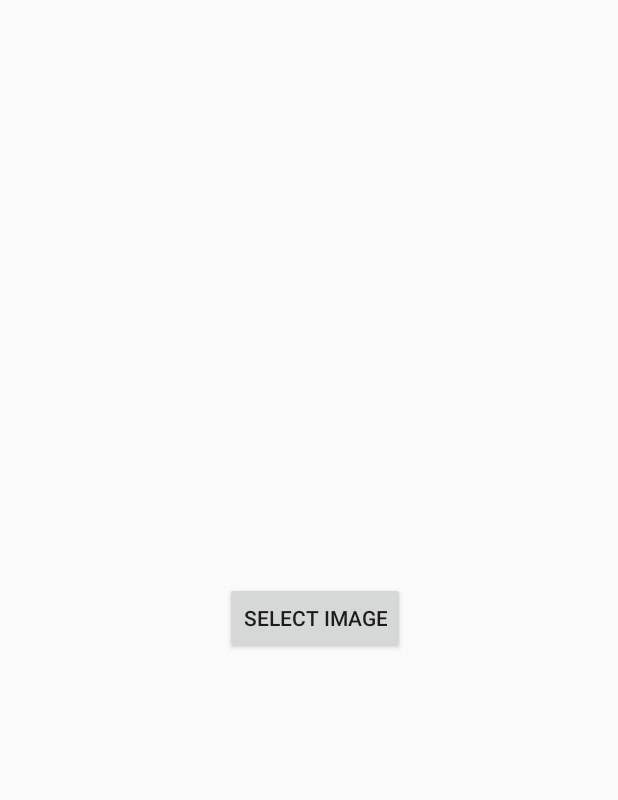
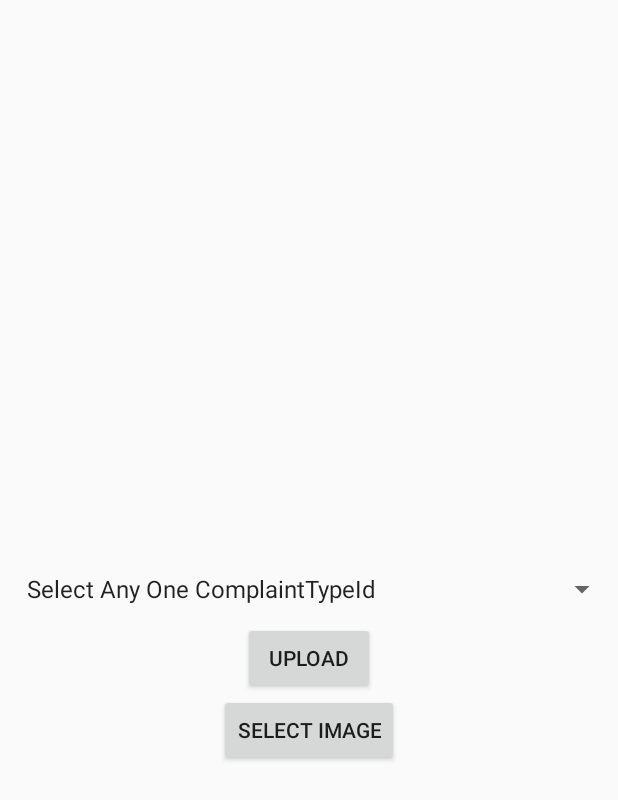
Before and after one commit to Gopalaanji/PickGalleryImage, an Android app: the screen it shows after launch (MainActivity), on a phone screen of 412 x 824 dp. Shown: the top 800 px of the screen. Run offline under Robolectric (Android 15) with nearby library versions, the phone set to English and light mode, and no system bars.

Commit message:
bg finesh

```diff
--- a/app/src/main/AndroidManifest.xml
+++ b/app/src/main/AndroidManifest.xml
@@ -4,7 +4,7 @@
 
     <uses-permission android:name="android.permission.MEDIA_CONTENT_CONTROL"></uses-permission>
     <uses-permission android:name="android.permission.READ_EXTERNAL_STORAGE"></uses-permission>
-
+<uses-permission android:name="android.permission.WRITE_EXTERNAL_STORAGE"/>
     <uses-permission android:name="android.permission.INTERNET"/>
     <application
         android:allowBackup="true"
--- a/app/src/main/java/com/laurel/up/MainActivity.java
+++ b/app/src/main/java/com/laurel/up/MainActivity.java
@@ -17,10 +17,12 @@ import android.view.LayoutInflater;
 import android.view.View;
 import android.view.ViewGroup;
 import android.widget.BaseAdapter;
+import android.widget.Button;
 import android.widget.CheckBox;
 import android.widget.GridView;
 import android.widget.ImageView;
 import android.widget.ProgressBar;
+import android.widget.Spinner;
 import android.widget.TextView;
 import android.widget.Toast;
 
@@ -34,7 +36,13 @@ import org.apache.http.impl.client.DefaultHttpClient;
 import org.apache.http.util.EntityUtils;
 
 import java.io.File;
+import java.io.FileInputStream;
+import java.io.FileNotFoundException;
+import java.io.FileOutputStream;
 import java.io.IOException;
+import java.io.InputStream;
+import java.io.OutputStream;
+import java.nio.channels.FileChannel;
 import java.util.ArrayList;
 
 /**
@@ -46,83 +54,51 @@ public class MainActivity extends Activity {
     private Bitmap[] thumbnails;
     private boolean[] thumbnailsselection;
     private String[] arrPath;
-    // private ImageAdapter imageAdapter;
+
     private static final int MY_INTENT_CLICK = 302;
     static String picturePath;
-    CheckBox check;
+    Spinner complaintTypeId;
     ArrayList<String> f = new ArrayList<String>();// list of file paths
     File[] listFile;
     public static final int REQUEST_CODE = 1;
+    ImageView imageView;
+    Button upload, selectimage;
 
-    /**
-     * Called when the activity is first created.
-     */
     @Override
     public void onCreate(Bundle savedInstanceState) {
         super.onCreate(savedInstanceState);
         setContentView(R.layout.activity_main);
-        getFromSdcard();
-        // GridView imagegrid = (GridView) findViewById(R.id.PhoneImageGrid);
-        // ImageView Image = (ImageView) findViewById(R.id.thumbImage);
-        // check = (CheckBox) findViewById(R.id.itemCheckBox);
-        //  imageAdapter = new ImageAdapter();
-        //  imagegrid.setAdapter(imageAdapter);
-      /*  check.setOnClickListener(new View.OnClickListener() {
+        imageView = (ImageView) findViewById(R.id.image);
+        complaintTypeId = (Spinner) findViewById(R.id.ctype);
+        selectimage = (Button) findViewById(R.id.select);
+        // getFromSdcard();
 
-            @Override
-            public void onClick(View v) {
-               // Toast.makeText(this, "hai", Toast.LENGTH_LONG).show();
+    }
 
-            }
-        });*/
+
+    public void select(View view) {
 
 /*
+      File file = new File(android.os.Environment.getExternalStorageDirectory(), "/gStorage/snapshot");
+        Intent intent = new Intent();
 
-        Image.setOnClickListener(new View.OnClickListener() {
-            public void onClick(View v) {
-                // your code here
-            }
-        });
-*/
-    }
-
-    // public static final REQUEST_CODE = 1;
-    public void select(View view) {
-
-
-        File file = new File(android.os.Environment.getExternalStorageDirectory(), "/gStorage/snapshot");
-        Intent intent = new Intent();
-       // intent.setType("*/*");
 
            Uri uri = Uri.parse(Environment.getExternalStorageDirectory().getPath()
                    + "/gStorage/snapshot");
            intent.setDataAndType(uri, "text/csv");
 
-        intent.setAction(Intent.ACTION_GET_CONTENT);
-        startActivityForResult(Intent.createChooser(intent, "Select File"), MY_INTENT_CLICK);
-        // new UploadFileToServer().execute();
+        intent.setAction(Intent.ACTION_GET_CONTENT);*/
+//
+        Intent intent = new Intent();
+        intent.setType("image/*");
+        intent.setAction(Intent.ACTION_GET_CONTENT);//
+        startActivityForResult(Intent.createChooser(intent, "Select Picture"), MY_INTENT_CLICK);
+        // startActivityForResult(Intent.createChooser(intent, "Select File"), MY_INTENT_CLICK);
 
     }
 
-    public void itemClicked(View v) {
-        //code to check if this checkbox is checked!
-        CheckBox checkBox = (CheckBox) v;
-        if (checkBox.isChecked()) {
-            File file = new File(android.os.Environment.getExternalStorageDirectory(), "/gStorage/snapshot");
-            Intent intent = new Intent();
-            intent.setType("*/*");
-
-//            Uri uri = Uri.parse(Environment.getExternalStorageDirectory().getPath()
-//                    + "/gStorage/");
-//            intent.setDataAndType(uri, "text/csv");
-
-            intent.setAction(Intent.ACTION_GET_CONTENT);
-            startActivityForResult(Intent.createChooser(intent, "Select File"), MY_INTENT_CLICK);
-            // new UploadFileToServer().execute();
-            Toast.makeText(this, "Hai", Toast.LENGTH_LONG).show();
-
-        }
-    }
+    static String destinationImagePath;
+    // String mSelectedImagePath;
 
     public void onActivityResult(int requestCode, int resultCode, Intent data) {
 
@@ -137,7 +113,13 @@ public class MainActivity extends Activity {
                 picturePath = cursor.getString(columnIndex);
                 cursor.close();
                 Log.d("Picture Path", picturePath);
-                new UploadFileToServer().execute();
+//                imageView.setVisibility(View.VISIBLE);
+//                upload.setVisibility(View.VISIBLE);
+
+
+
+                imageView.setImageBitmap(BitmapFactory.decodeFile(picturePath));
+
 
             } catch (Exception e) {
                 Log.e("Path Error", e.toString());
@@ -145,99 +127,62 @@ public class MainActivity extends Activity {
         }
     }
 
-    public void getFromSdcard() {
-        try {
-            File file = new File(android.os.Environment.getExternalStorageDirectory(), "/gStorage/snapshot");
+    int[] i = {0, 53, 52, 56, 78, 65, 58, 61, 133, 59, 60, 74, 24, 29, 64, 89, 90, 79, 35, 72, 77, 91, 63, 57, 49, 140, 51, 54, 30, 48, 62, 50, 81, 28, 70, 73, 80, 69, 42, 134, 68, 76, 67};
+    int complaintId;
 
-            if (file.isDirectory()) {
-                listFile = file.listFiles();
-                for (int i = 0; i < listFile.length; i++) {
+    public void upload(View view) {
+        if (complaintTypeId.getSelectedItemPosition() > 0) {
+            complaintId = i[complaintTypeId.getSelectedItemPosition()];
+            Log.e("complaintId", complaintId + "");
+            String mSelectedImagePath = picturePath;
+            System.out.println("mSelectedImagePath : " + mSelectedImagePath);
 
-                    f.add(listFile[i].getAbsolutePath());
-
+            try {
+                File sd = Environment.getExternalStorageDirectory();
+                if (sd.canWrite()) {
+                    System.out.println("(sd.canWrite()) = " + (sd.canWrite()));
+                    destinationImagePath = "/" + complaintId + "-VMC-20170129130015.jpg";   // this is the destination image path.
+                    File source = new File(mSelectedImagePath);
+                    File destination = new File(sd, destinationImagePath);
+                    if (source.exists()) {
+                        FileChannel src = new FileInputStream(source).getChannel();
+                        FileChannel dst = new FileOutputStream(destination).getChannel();
+                        dst.transferFrom(src, 0, src.size());       // copy the first file to second.....
+                        src.close();
+                        dst.close();
+                        Toast.makeText(getApplicationContext(), "Check the copy of the image in the same path as the gallery image. File is name file.jpg", Toast.LENGTH_LONG).show();
+                    }
+                } else {
+                    Toast.makeText(getApplicationContext(), "SDCARD Not writable.", Toast.LENGTH_LONG).show();
                 }
-            }
-        } catch (Exception e) {
-            Log.e("ee", e.getMessage());
-        }
-    }
-
-
-    /* public class ImageAdapter extends BaseAdapter {
-         private LayoutInflater mInflater;
-
-         public ImageAdapter() {
-             mInflater = (LayoutInflater) getSystemService(Context.LAYOUT_INFLATER_SERVICE);
-         }
-
-         public int getCount() {
-             return f.size();
-         }
-
-         public Object getItem(int position) {
-             return position;
-         }
-
-         public long getItemId(int position) {
-             return position;
-         }
-
-        *//* public View getView(int position, View convertView, ViewGroup parent) {
-            ViewHolder holder;
-            if (convertView == null) {
-                holder = new ViewHolder();
-                convertView = mInflater.inflate(
-                        R.layout.gelleryitem, null);
-                holder.imageview = (ImageView) convertView.findViewById(R.id.thumbImage);
-
-                convertView.setTag(holder);
-            } else {
-                holder = (ViewHolder) convertView.getTag();
+            } catch (Exception e) {
+                System.out.println("Error :" + e.getMessage());
+                Log.e("excepupload", e.getMessage() + "");
             }
 
 
-            Bitmap myBitmap = BitmapFactory.decodeFile(f.get(position));
-            holder.imageview.setImageBitmap(myBitmap);
-            return convertView;
-        }*//*
-    }
-*/
-    class ViewHolder {
-        ImageView imageview;
+            new UploadFileToServer().execute();
+        } else {
+            Toast.makeText(this, "please select ComplaintTypeId", Toast.LENGTH_LONG).show();
+        }
+
     }
 
     public class UploadFileToServer extends AsyncTask<Void, Integer, String> {
 
         public static final String FILE_UPLOAD_URL = "http://videomon.southindia.cloudapp.azure.com/api/Upload/user/PostUserImage";
 
-        // Directory name to store captured images and videos
-        public static final String IMAGE_DIRECTORY_NAME = "Android File Upload";
-        public static final String SESSION_NO = "SESSION_NO";
-        public static final String MAIN = "MAIN";
-
-        private ProgressBar progressBar;
-        private TextView txtPercentage;
         long totalSize = 0;
-        String shift, empno, empname, empid;
-        int statusCode;
 
         @Override
         protected void onPreExecute() {
-            // setting progress bar to zero
-            //  progressBar.setProgress(0);
+
             super.onPreExecute();
         }
 
         @Override
         protected void onProgressUpdate(Integer... progress) {
-            // Making progress bar visible
-            //  progressBar.setVisibility(View.VISIBLE);
 
-            // updating progress bar value
-            //  progressBar.setProgress(progress[0]);
-
-            // updating percentage value
-            //txtPercentage.setText(String.valueOf(progress[0]) + "%");
         }
 
         @Override
@@ -260,12 +205,14 @@ public class MainActivity extends Activity {
                                 publishProgress((int) ((num / (float) totalSize) * 100));
                             }
                         });
-                String path = MainActivity.picturePath;
+                String path = MainActivity.destinationImagePath;
+                path = "/storage/emulated/0/" + path;
+                Log.e("opath", path);
                 File sourceFile = new File(path);
+
+
                 Log.d("path", path);
                 Log.e("line91", "91");
-                // File sourceFile = new File(android.os.Environment.getExternalStorageDirectory(), "/gStorage/snapshot/office.jpg");
-                // Adding file data to http body
                 Log.e("line91", "96");
                 entity.addPart("image", new FileBody(sourceFile));
 
@@ -277,16 +224,6 @@ public class MainActivity extends Activity {
                 HttpResponse response = httpclient.execute(httppost);
                 HttpEntity r_entity = response.getEntity();
                 Log.e("line91", "105");
-
-
-//            statusCode = response.getStatusLine().getStatusCode();
-//                if (statusCode != 200) {
-//
-//                    responseString = response.getStatusLine().getReasonPhrase();
-//                }
-//                else {
-//                    responseString = "Attendance marked successfully";
-//                }
                 Log.e("line91", "115");
                 responseString = EntityUtils.toString(r_entity);
             } catch (ClientProtocolException e) {
@@ -303,7 +240,7 @@ public class MainActivity extends Activity {
                 e.printStackTrace();
             }
 
-            //  Log.e("128",responseString);
+
             return responseString;
 
         }
@@ -319,8 +256,6 @@ public class MainActivity extends Activity {
             } catch (Exception e) {
                 Log.e("excep148", e.getMessage());
             }
-            // showing the s
-            // erver response in an alert dialog
 
             super.onPostExecute(result);
 
@@ -330,39 +265,18 @@ public class MainActivity extends Activity {
 
         private void showAlert(String message) {
             try {
-
+                Toast.makeText(MainActivity.this, "Updated Successfully", Toast.LENGTH_LONG);
+            /*    imageView.setVisibility(View.GONE);
+                upload.setVisibility(View.GONE);*/
                 Log.e("message", message);
 
 
             } catch (Exception e) {
                 Log.e("excep", e.getMessage());
             }
-       /* AlertDialog.Builder builder = new AlertDialog.Builder(this);
-//        builder.setMessage("Successfully marked attendance").setTitle("Response from Servers")
 
-        message = statusCode == 200 ? "Succesfully marked attendance" : message;
-
-        builder.setMessage(message)
-                .setCancelable(false)
-                .setPositiveButton("OK", new DialogInterface.OnClickListener() {
-                    public void onClick(DialogInterface dialog, int id) {
-                        if (statusCode == 200) {
-                            SharedPreferences.Editor editor;
-                            SharedPreferences pref;
-                            pref = getSharedPreferences(MAIN, MODE_PRIVATE);
-                            editor = pref.edit();
-                            editor.putInt(SESSION_NO, pref.getInt(SESSION_NO, 0) + 1);
-                            editor.commit();
-                        }
-                        // do nothing
-                    }
-                });
-        AlertDialog alert = builder.create();
-        alert.show();
-*/
         }
     }
 
 
-
 }
--- a/app/src/main/res/layout/activity_main.xml
+++ b/app/src/main/res/layout/activity_main.xml
@@ -1,25 +1,57 @@
 <?xml version="1.0" encoding="utf-8"?>
 <LinearLayout xmlns:android="http://schemas.android.com/apk/res/android"
-    android:layout_width="fill_parent"
-    android:layout_height="fill_parent"
-    >
+    xmlns:tools="http://schemas.android.com/tools"
+    android:id="@+id/drawer_layout"
+    android:layout_width="match_parent"
+    android:layout_height="match_parent"
+    android:orientation="vertical">
 
-    <!--<GridView
-        android:id="@+id/PhoneImageGrid"
-        android:layout_width="fill_parent"
-        android:layout_height="fill_parent"
-        android:columnWidth="90dp"
-        android:gravity="center"
-        android:horizontalSpacing="10dp"
-        android:numColumns="auto_fit"
-        android:stretchMode="columnWidth"
-        android:verticalSpacing="10dp" />-->
+    <ImageView
+        android:id="@+id/image"
+        android:layout_width="300dp"
+        android:layout_height="350dp"
+        android:layout_gravity="center"
+        android:layout_margin="15dp"
+
+         />
+
+    <LinearLayout
+        android:layout_width="wrap_content"
+        android:layout_height="wrap_content"
+        android:orientation="vertical">
+
+        <Spinner
+
+            android:id="@+id/ctype"
+            android:layout_width="wrap_content"
+            android:layout_height="wrap_content"
+            android:layout_marginLeft="10dp"
+            android:entries="@array/user_arrays"
+            android:prompt="@string/user_prompt"
+            />
+
+
+        <Button
+
+            android:id="@+id/upload"
+            android:layout_width="wrap_content"
+            android:layout_height="wrap_content"
+            android:layout_marginTop="10dp"
+            android:onClick="upload"
+            android:layout_gravity="center"
+            android:text="Upload"
+
+
+
+            />
+    </LinearLayout>
+
     <Button
-        android:layout_marginLeft="150dp"
+        android:id="@+id/select"
+        android:layout_width="wrap_content"
+        android:layout_height="wrap_content"
         android:layout_gravity="center"
         android:gravity="center"
-        android:layout_width="wrap_content"
-        android:layout_height="wrap_content"
         android:onClick="select"
         android:text="Select Image" />
 
--- a/app/src/main/res/values/strings.xml
+++ b/app/src/main/res/values/strings.xml
@@ -1,3 +1,53 @@
 <resources>
-    <string name="app_name">Up</string>
+    <string name="app_name">Uploding</string>
+
+
+
+    <string name="user_prompt">ComplaintTypeId</string>
+
+    <string-array name="user_arrays">
+        <item>Select Any One ComplaintTypeId</item>
+        <item>Absenteesim of door to door garbage collector</item>
+        <item>Absenteesim of sweepers</item>
+        <item>Bio Medical waste/Health hazard waste removal</item>
+        <item>Broken Bin</item>
+        <item>Burning of garbage</item>
+        <item>Complaints regarding burial ground</item>
+        <item>Complaints regarding Dispensary</item>
+        <item>Complaints regarding function Halls</item>
+        <item>Complaints regarding public toilets</item>
+        <item>Complaints regarding unauthorised restaurants</item>
+        <item>Death of Stray Animals</item>
+        <item>Desilting of Drain</item>
+        <item>Disposal of removed silt on the Road</item>
+        <item>Dog menace</item>
+        <item>Fevers - Dengue/Malaria/ Gastro-enteritis</item>
+        <item>Food adulteration: Road Side Eateries</item>
+        <item>Garbage lorry with out Net</item>
+        <item>Illegal draining of sewage to SWD/Open sit</item>
+        <item>Illegal slaughtering</item>
+        <item>Improper Sweeping</item>
+        <item>Issues relating to Vacant lands</item>
+        <item>Mosquito menace</item>
+        <item>Obstruction of Trees</item>
+        <item>Over flowing of garbage bins</item>
+        <item>Poor maintenance of Public toilets at Fuel stations</item>
+        <item>Provision of garbage bin</item>
+        <item>Removal of Debris</item>
+        <item>Removal of fallen trees</item>
+        <item>Removal of garbage</item>
+        <item>Public Health/Dengue/Malaria/Gastro-enteritis</item>
+        <item>Shifting of garbage bin</item>
+        <item>Spilling of Garbage from lorry</item>
+        <item>Stagnation of water</item>
+        <item>Stray cattle</item>
+        <item>Stray Pigs</item>
+        <item>Transfer Station Smell</item>
+        <item>Unauthorised sale of meat and meat product</item>
+        <item>Unauthorised tree Cutting</item>
+        <item>Unclaimed Dead Bodies</item>
+        <item>Issues regarding Slaughter House</item>
+        <item>Unhygienic and improper transport of meat and livestock</item>
+        <item>Unsanitary conditions on the road</item>
+    </string-array>
 </resources>
```
